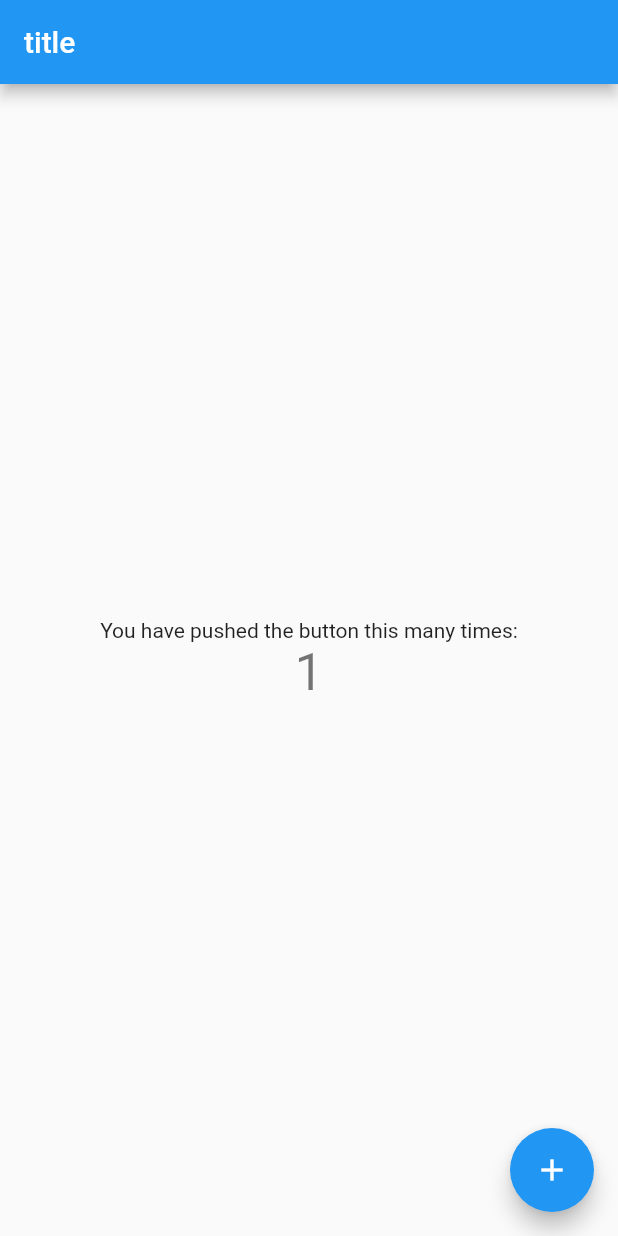
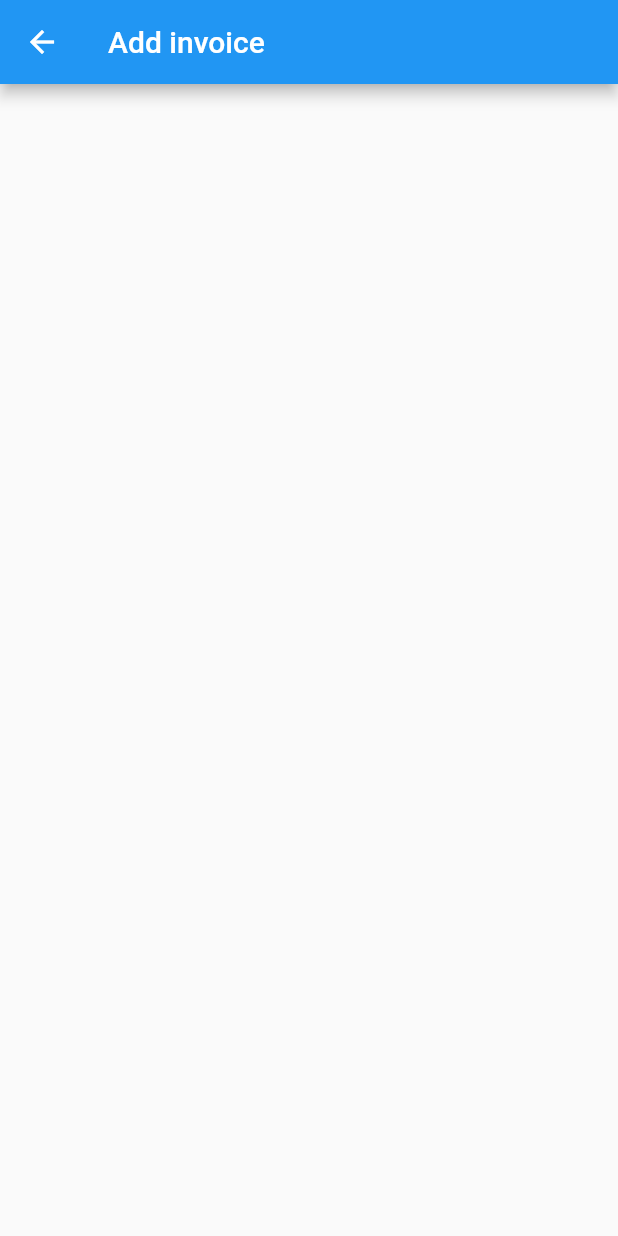
Before and after one commit to fildogan/my_invoices, a Flutter app: the screen it shows once a user with an empty profile is signed in, after a tap on the "add" icon, on a phone screen of 412 x 824 dp. Run offline on Flutter 3.47's test engine with Material 2 defaults, Android fonts, the phone set to English and light mode, and no system bars; our stand-ins replace firebase_auth, firebase_core; missing offline and left inert: firebase_ui_auth; accounts and stored records are empty; generated files the repository leaves out were written again.

Commit message:
Create AddInvoicePage

```diff
--- /dev/null
+++ b/lib/features/add_invoice/add_invoice_page.dart
@@ -0,0 +1,19 @@
+import 'package:flutter/material.dart';
+
+class AddInvoicePage extends StatefulWidget {
+  const AddInvoicePage({super.key});
+
+  @override
+  State<AddInvoicePage> createState() => _AddInvoicePageState();
+}
+
+class _AddInvoicePageState extends State<AddInvoicePage> {
+  @override
+  Widget build(BuildContext context) {
+    return Scaffold(
+      appBar: AppBar(
+        title: const Text('Add invoice'),
+      ),
+    );
+  }
+}
--- a/lib/features/home/home_page.dart
+++ b/lib/features/home/home_page.dart
@@ -1,4 +1,5 @@
 import 'package:flutter/material.dart';
+import 'package:moje_faktury/features/add_invoice/add_invoice_page.dart';
 
 class HomePage extends StatefulWidget {
   const HomePage({super.key, required this.title});
@@ -39,7 +40,8 @@ class _HomePageState extends State<HomePage> {
           ),
         ),
         floatingActionButton: FloatingActionButton(
-          onPressed: _incrementCounter,
+          onPressed: () => Navigator.push(context,
+              MaterialPageRoute(builder: (context) => const AddInvoicePage())),
           tooltip: 'Increment',
           child: const Icon(Icons.add),
         ));
```
